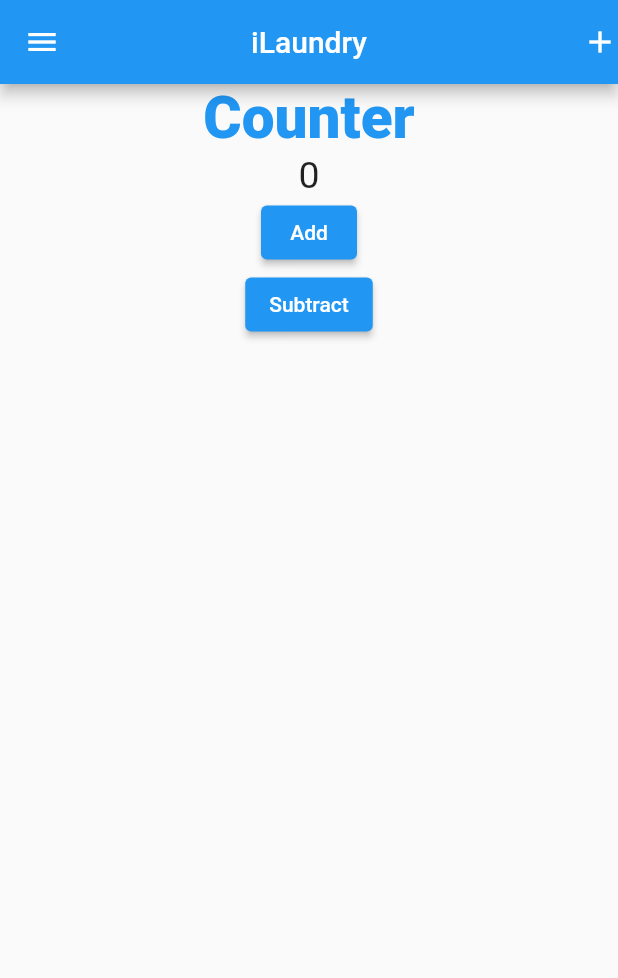
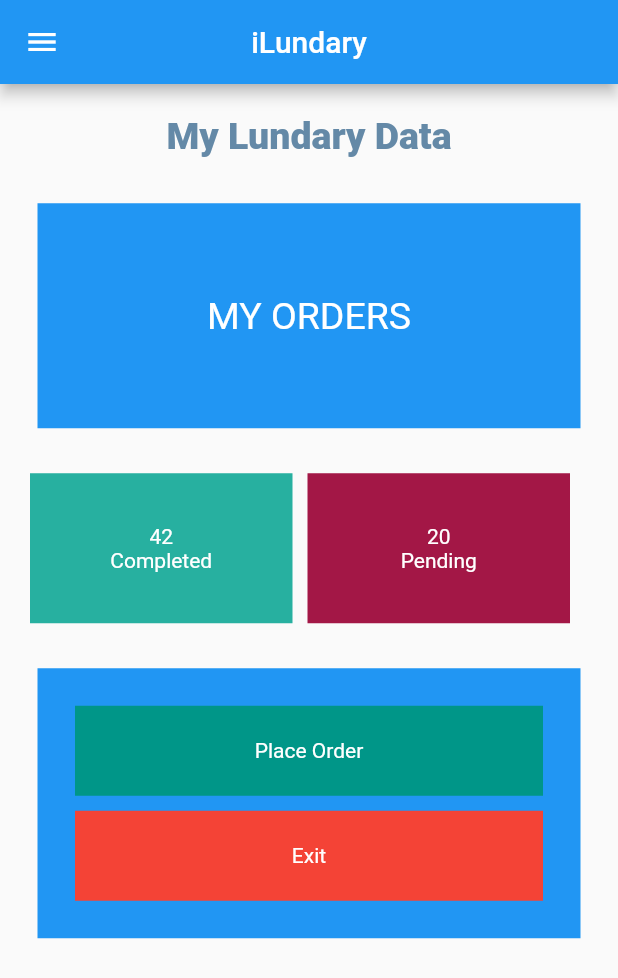
Before and after one commit to chimingo/ilundary, a Flutter app: the screen it shows after launch, on a phone screen of 412 x 824 dp. Shown: the top 978 px of the screen. Run offline on Flutter 3.47's test engine with Material 2 defaults, Android fonts, the phone set to English and light mode, and no system bars.

Commit message:
my ilundary

```diff
--- /dev/null
+++ b/lib/home_screen.dart
@@ -0,0 +1,142 @@
+import 'package:flutter/material.dart';
+import 'package:ilundary/place_order.dart';
+
+
+class HomePage extends StatelessWidget {
+  const HomePage({super.key});
+
+  @override
+  Widget build(BuildContext context) {
+    return Scaffold(
+        appBar: AppBar(
+          centerTitle: true,
+          title: const Text("iLundary"),
+        ),
+        drawer: const Drawer(),
+        body: Column(
+          children: <Widget>[
+            const SizedBox(height: 20.5),
+            // first text widget
+            const Center(
+              child: Text(
+                "My Lundary Data",
+                style: TextStyle(fontSize: 25.0, fontWeight: FontWeight.w800, color: Color.fromARGB(255, 100, 137, 167)),
+              ),
+            ),
+
+            // container widget that has a center widget inside
+            const MyOrder(),
+
+            // row widget that has two containers
+            Row(
+              children: const [
+                SizedBox(width: 20.0),
+                StatData(
+                  textdata: "42 \nCompleted",
+                  customColor: Color.fromARGB(255, 39, 176, 160),
+                ),
+                SizedBox(width: 10.0),
+                StatData(
+                  textdata: "20 \nPending",
+                  customColor: Color.fromARGB(255, 163, 23, 70),
+                ),
+              ],
+            ),
+
+            // stack widget that has a column containing container with center widget
+            Stack(
+              children: [
+                Container(
+                  width: double.infinity,
+                  color: Colors.blue,
+                  padding: const EdgeInsets.all(25.0),
+                  margin: const EdgeInsets.only(left: 25.0, top: 30.0, right: 25.0),
+                  child: Column(
+                    children:  [
+                      // StatData(textdata: "Place Order", customColor: Colors.teal),
+                      GestureDetector(
+                        onTap: (){
+                          Navigator.push(
+                            context,
+                            MaterialPageRoute(builder:((context) => const PlaceOrder())),
+                          );
+                        },
+                        child: const StackBtn(customColor: Colors.teal, text: "Place Order")),
+                      const SizedBox(height: 10.0),
+                      const StackBtn(customColor: Colors.red, text: "Exit"),
+                    ],
+                  ),
+                )
+              ],
+            )
+          ],
+        ),
+      );
+  }
+}
+
+class MyOrder extends StatelessWidget {
+  const MyOrder({Key? key}) : super(key: key);
+
+  @override
+  Widget build(BuildContext context) {
+    return Container(
+      margin: const EdgeInsets.only(top: 30.0, left: 25.0, right: 25.0),
+      height: 150.0,
+      width: double.infinity,
+      color: Colors.blue,
+      child: Center(
+        child: Text(
+          "My Orders".toUpperCase(),
+          style: const TextStyle(
+            color: Colors.white,
+            fontSize: 25.0,
+          ),
+        ),
+      ),
+    );
+  }
+}
+
+class StatData extends StatelessWidget {
+  const StatData({super.key, required this.textdata, required this.customColor});
+  final String textdata;
+  final Color customColor;
+  @override
+  Widget build(BuildContext context) {
+    return Container(
+      height: 100,
+      width: 175.0,
+      margin: const EdgeInsets.only(top: 30.0),
+      color: customColor,
+      child: Center(
+        child: Text(
+          textdata,
+          textAlign: TextAlign.center,
+          style: const TextStyle(color: Colors.white),
+        ),
+      ),
+    );
+  }
+}
+
+class StackBtn extends StatelessWidget {
+  const StackBtn({super.key, required this.customColor, required this.text});
+  final Color customColor;
+  final String text;
+  @override
+  Widget build(BuildContext context) {
+    return Container(
+      height: 60,
+      width: double.infinity,
+      color: customColor,
+      child: Center(
+        child: Text(
+          text,
+          textAlign: TextAlign.center,
+          style: const TextStyle(color: Colors.white),
+        ),
+      ),
+    );
+  }
+}
--- a/lib/lundry_data.dart
+++ /dev/null
@@ -1,60 +0,0 @@
-
-
-import'package:flutter/material.dart';
-class AddCount extends StatefulWidget {
-  const AddCount({super.key});
-
-  @override
-  State<AddCount> createState() => _AddCountState();
-}
-
-class _AddCountState extends State<AddCount> {
-  int counter=0;
-
-
-
-  addCounter(){
-    setState((){
-      counter++;
-    });
-
-
-  }
-   subtractCounter(){
-    setState((){
-      counter--;
-
-    });
-
-
-  }
-  @override
-  Widget build(BuildContext context) {
-    return Column(
-      children: [
-        Text(
-          "$counter",
-          style: const TextStyle(fontSize:25.0),
-        ),
-        ElevatedButton(onPressed: (){
-          addCounter();}, child: const Text("Add")),
-          ElevatedButton(onPressed: (){
-            ElevatedButton.styleFrom(
-              backgroundColor: Colors.red
-            );
-            if(counter <= 0){
-
-
-
-            }else{
-               setState((){
-              counter--;
-            });
-            }
-
-          }, child: const Text("Subtract"))
-
-      ],
-    );
-  }
-}
--- a/lib/main.dart
+++ b/lib/main.dart
@@ -1,44 +1,18 @@
 
-
-
-
-import'package:flutter/material.dart';
-import 'package:ilundary/lundry_data.dart';
-
+import 'package:flutter/material.dart';
+import 'package:ilundary/home_screen.dart';
 
 void main() {
-runApp(const MyApp());
+  runApp(const MyApp());
 }
-  class MyApp extends StatelessWidget {
-  const MyApp({super.key});
+
+class MyApp extends StatelessWidget {
+  const MyApp({Key? key}) : super(key: key);
 
   @override
   Widget build(BuildContext context) {
-    return MaterialApp(
-      home: Scaffold(
-        appBar:AppBar(
-          centerTitle: true,
-          //leading: const Icon(Icons.menu),
-          title: const Text("iLaundry"),
-          actions: const[Icon(Icons.add)],
-        ),
-        drawer: const Drawer(),
-       body: Center(
-        child:Column(
-          children: const [
-          Text(
-            "Counter",style:TextStyle(color:Colors.blue,fontSize:39,
-            fontWeight: FontWeight.w900),
-          ),
-          AddCount(),
-
-          ],
-       ),
-      ),
-     ) );
-
-
-
-
+    return const MaterialApp(
+     home:HomePage()
+  );
   }
 }
```
Also changed, not shown: lib/lundary_data.dart (added, +136 -0 lines), lib/place_order.dart (added, +66 -0 lines).
